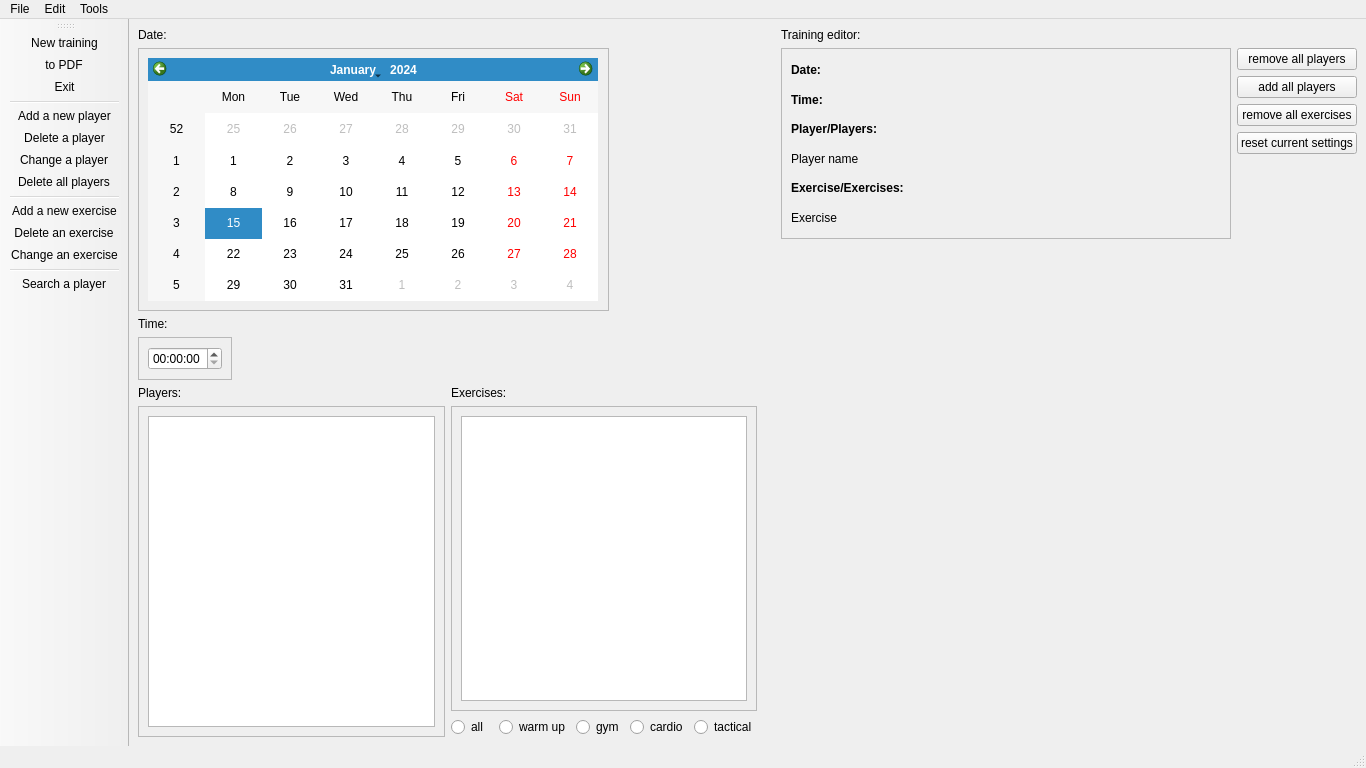
Old version of the form BVB_Manager/bvb_manager.ui in the repository Sautenko-Andrey/BVB_Manager.
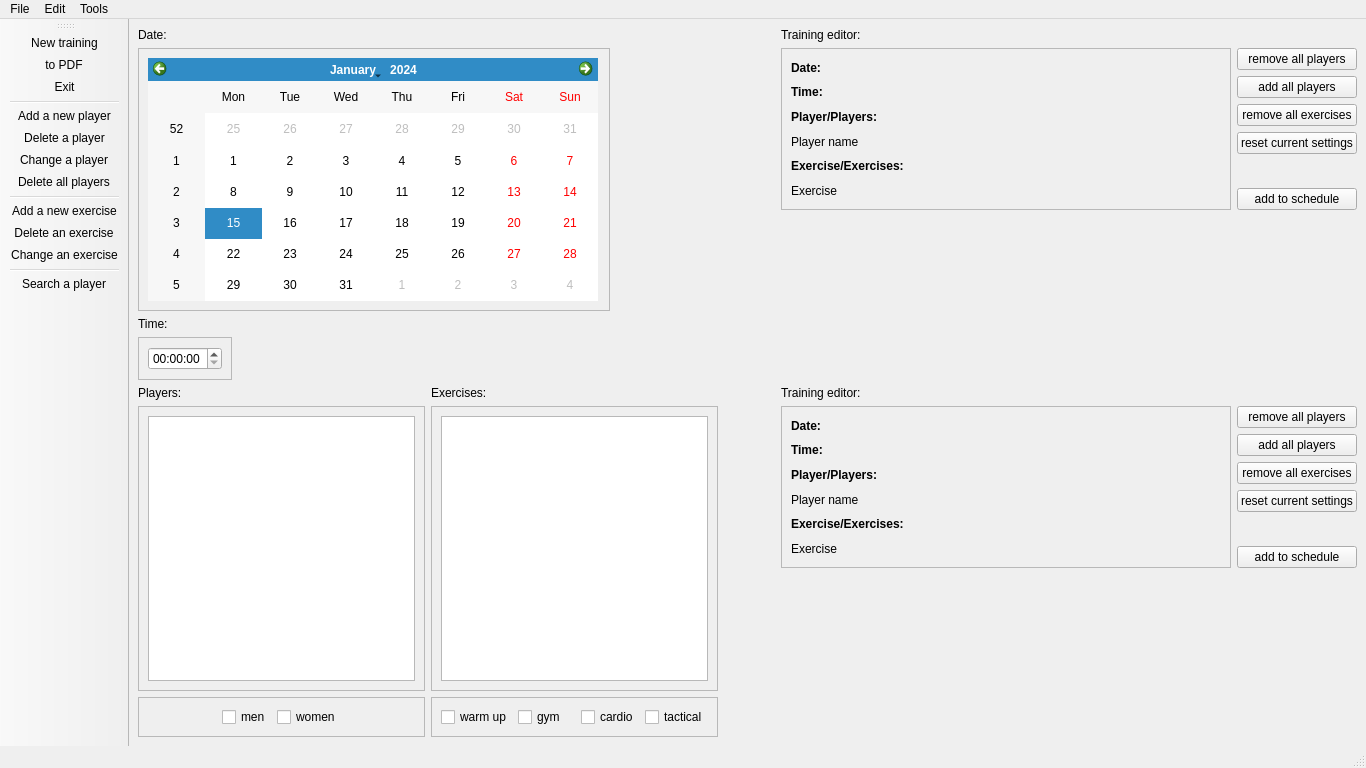
New version of the form. Icons and pictures are not drawn.

Commit message: add selection tools for players and exercises lists. Changed editor view.

```diff
--- a/BVB_Manager/bvb_manager.ui
+++ b/BVB_Manager/bvb_manager.ui
@@ -14,13 +14,13 @@
    <string>BVB_Manager</string>
   </property>
   <widget class="QWidget" name="centralwidget">
-   <layout class="QHBoxLayout" name="horizontalLayout_8">
+   <layout class="QHBoxLayout" name="horizontalLayout_11">
     <item>
-     <layout class="QHBoxLayout" name="horizontalLayout_7">
+     <layout class="QHBoxLayout" name="horizontalLayout_10">
       <item>
-       <layout class="QVBoxLayout" name="verticalLayout_12">
+       <layout class="QVBoxLayout" name="verticalLayout_16">
         <item>
-         <layout class="QHBoxLayout" name="horizontalLayout_5">
+         <layout class="QHBoxLayout" name="horizontalLayout_3">
           <item>
            <layout class="QVBoxLayout" name="verticalLayout_15">
             <item>
@@ -114,7 +114,7 @@
             </property>
             <property name="sizeHint" stdset="0">
              <size>
-              <width>148</width>
+              <width>108</width>
               <height>20</height>
              </size>
             </property>
@@ -123,7 +123,7 @@
          </layout>
         </item>
         <item>
-         <layout class="QHBoxLayout" name="horizontalLayout_6">
+         <layout class="QHBoxLayout" name="horizontalLayout_8">
           <item>
            <layout class="QVBoxLayout" name="verticalLayout_13">
             <item>
@@ -154,6 +154,62 @@
               </layout>
              </widget>
             </item>
+            <item>
+             <widget class="QFrame" name="frame_7">
+              <property name="frameShape">
+               <enum>QFrame::StyledPanel</enum>
+              </property>
+              <property name="frameShadow">
+               <enum>QFrame::Raised</enum>
+              </property>
+              <layout class="QHBoxLayout" name="horizontalLayout_7">
+               <item>
+                <layout class="QHBoxLayout" name="horizontalLayout_5">
+                 <item>
+                  <spacer name="horizontalSpacer_4">
+                   <property name="orientation">
+                    <enum>Qt::Horizontal</enum>
+                   </property>
+                   <property name="sizeHint" stdset="0">
+                    <size>
+                     <width>40</width>
+                     <height>20</height>
+                    </size>
+                   </property>
+                  </spacer>
+                 </item>
+                 <item>
+                  <widget class="QCheckBox" name="menCheckBox">
+                   <property name="text">
+                    <string>men</string>
+                   </property>
+                  </widget>
+                 </item>
+                 <item>
+                  <widget class="QCheckBox" name="womenCheckBox">
+                   <property name="text">
+                    <string>women</string>
+                   </property>
+                  </widget>
+                 </item>
+                 <item>
+                  <spacer name="horizontalSpacer_5">
+                   <property name="orientation">
+                    <enum>Qt::Horizontal</enum>
+                   </property>
+                   <property name="sizeHint" stdset="0">
+                    <size>
+                     <width>40</width>
+                     <height>20</height>
+                    </size>
+                   </property>
+                  </spacer>
+                 </item>
+                </layout>
+               </item>
+              </layout>
+             </widget>
+            </item>
            </layout>
           </item>
           <item>
@@ -187,43 +243,48 @@
              </widget>
             </item>
             <item>
-             <layout class="QHBoxLayout" name="horizontalLayout_3">
-              <item>
-               <widget class="QRadioButton" name="allExercisesRadioButton">
-                <property name="text">
-                 <string>all</string>
-                </property>
-               </widget>
-              </item>
-              <item>
-               <widget class="QRadioButton" name="warmUpExercisesRadioButton">
-                <property name="text">
-                 <string>warm up</string>
-                </property>
-               </widget>
-              </item>
-              <item>
-               <widget class="QRadioButton" name="gymExercisesRadioButton">
-                <property name="text">
-                 <string>gym</string>
-                </property>
-               </widget>
-              </item>
-              <item>
-               <widget class="QRadioButton" name="cardioExercisesRadioButton">
-                <property name="text">
-                 <string>cardio</string>
-                </property>
-               </widget>
-              </item>
-              <item>
-               <widget class="QRadioButton" name="tacticalexercisesRadioButton">
-                <property name="text">
-                 <string>tactical</string>
-                </property>
-               </widget>
-              </item>
-             </layout>
+             <widget class="QFrame" name="frame_6">
+              <property name="frameShape">
+               <enum>QFrame::StyledPanel</enum>
+              </property>
+              <property name="frameShadow">
+               <enum>QFrame::Raised</enum>
+              </property>
+              <layout class="QVBoxLayout" name="verticalLayout_12">
+               <item>
+                <layout class="QHBoxLayout" name="horizontalLayout_6">
+                 <item>
+                  <widget class="QCheckBox" name="warmUpCheckBox">
+                   <property name="text">
+                    <string>warm up</string>
+                   </property>
+                  </widget>
+                 </item>
+                 <item>
+                  <widget class="QCheckBox" name="gymCheckBox">
+                   <property name="text">
+                    <string>gym</string>
+                   </property>
+                  </widget>
+                 </item>
+                 <item>
+                  <widget class="QCheckBox" name="cardioCheckBox">
+                   <property name="text">
+                    <string>cardio</string>
+                   </property>
+                  </widget>
+                 </item>
+                 <item>
+                  <widget class="QCheckBox" name="tacticalCheckBox">
+                   <property name="text">
+                    <string>tactical</string>
+                   </property>
+                  </widget>
+                 </item>
+                </layout>
+               </item>
+              </layout>
+             </widget>
             </item>
            </layout>
           </item>
@@ -245,9 +306,9 @@
        </spacer>
       </item>
       <item>
-       <layout class="QVBoxLayout" name="verticalLayout_11">
+       <layout class="QVBoxLayout" name="verticalLayout_21">
         <item>
-         <layout class="QVBoxLayout" name="verticalLayout_7">
+         <layout class="QVBoxLayout" name="verticalLayout_19">
           <item>
            <widget class="QLabel" name="label_4">
             <property name="text">
@@ -267,7 +328,7 @@
               </property>
               <property name="maximumSize">
                <size>
-                <width>16777215</width>
+                <width>450</width>
                 <height>500</height>
                </size>
               </property>
@@ -374,6 +435,217 @@
             <item>
              <layout class="QVBoxLayout" name="verticalLayout_10">
               <item>
+               <layout class="QVBoxLayout" name="verticalLayout_11">
+                <item>
+                 <widget class="QPushButton" name="removeAllPlayersButton_2">
+                  <property name="text">
+                   <string>remove all players</string>
+                  </property>
+                 </widget>
+                </item>
+                <item>
+                 <widget class="QPushButton" name="addAllPlayersButton_2">
+                  <property name="text">
+                   <string>add all players</string>
+                  </property>
+                 </widget>
+                </item>
+                <item>
+                 <widget class="QPushButton" name="removeAllExercisesButton_2">
+                  <property name="text">
+                   <string>remove all exercises</string>
+                  </property>
+                 </widget>
+                </item>
+                <item>
+                 <widget class="QPushButton" name="resetCurrentSettingButton_2">
+                  <property name="text">
+                   <string>reset current settings</string>
+                  </property>
+                 </widget>
+                </item>
+               </layout>
+              </item>
+              <item>
+               <spacer name="verticalSpacer_5">
+                <property name="orientation">
+                 <enum>Qt::Vertical</enum>
+                </property>
+                <property name="sizeHint" stdset="0">
+                 <size>
+                  <width>20</width>
+                  <height>28</height>
+                 </size>
+                </property>
+               </spacer>
+              </item>
+              <item>
+               <widget class="QPushButton" name="addToscheduleButton_2">
+                <property name="text">
+                 <string>add to schedule</string>
+                </property>
+               </widget>
+              </item>
+             </layout>
+            </item>
+           </layout>
+          </item>
+         </layout>
+        </item>
+        <item>
+         <spacer name="verticalSpacer_4">
+          <property name="orientation">
+           <enum>Qt::Vertical</enum>
+          </property>
+          <property name="sizeHint" stdset="0">
+           <size>
+            <width>20</width>
+            <height>38</height>
+           </size>
+          </property>
+         </spacer>
+        </item>
+        <item>
+         <layout class="QVBoxLayout" name="verticalLayout_20">
+          <item>
+           <widget class="QLabel" name="label_12">
+            <property name="text">
+             <string>Training editor:</string>
+            </property>
+           </widget>
+          </item>
+          <item>
+           <layout class="QHBoxLayout" name="horizontalLayout_9">
+            <item>
+             <widget class="QScrollArea" name="scrollArea">
+              <property name="minimumSize">
+               <size>
+                <width>450</width>
+                <height>154</height>
+               </size>
+              </property>
+              <property name="widgetResizable">
+               <bool>true</bool>
+              </property>
+              <widget class="QWidget" name="scrollAreaWidgetContents">
+               <property name="geometry">
+                <rect>
+                 <x>0</x>
+                 <y>0</y>
+                 <width>448</width>
+                 <height>185</height>
+                </rect>
+               </property>
+               <layout class="QVBoxLayout" name="verticalLayout_18">
+                <item>
+                 <layout class="QVBoxLayout" name="verticalLayout_17">
+                  <item>
+                   <widget class="QLabel" name="dateSelectedLabel_2">
+                    <property name="minimumSize">
+                     <size>
+                      <width>150</width>
+                      <height>0</height>
+                     </size>
+                    </property>
+                    <property name="font">
+                     <font>
+                      <bold>true</bold>
+                     </font>
+                    </property>
+                    <property name="text">
+                     <string>Date:</string>
+                    </property>
+                   </widget>
+                  </item>
+                  <item>
+                   <widget class="QLabel" name="timeSelectedLabel_2">
+                    <property name="minimumSize">
+                     <size>
+                      <width>150</width>
+                      <height>0</height>
+                     </size>
+                    </property>
+                    <property name="font">
+                     <font>
+                      <bold>true</bold>
+                     </font>
+                    </property>
+                    <property name="text">
+                     <string>Time:</string>
+                    </property>
+                   </widget>
+                  </item>
+                  <item>
+                   <widget class="QLabel" name="testLabel3">
+                    <property name="minimumSize">
+                     <size>
+                      <width>150</width>
+                      <height>0</height>
+                     </size>
+                    </property>
+                    <property name="font">
+                     <font>
+                      <bold>true</bold>
+                     </font>
+                    </property>
+                    <property name="text">
+                     <string>Player/Players:</string>
+                    </property>
+                   </widget>
+                  </item>
+                  <item>
+                   <widget class="QLabel" name="playerNameLabel_2">
+                    <property name="minimumSize">
+                     <size>
+                      <width>150</width>
+                      <height>0</height>
+                     </size>
+                    </property>
+                    <property name="text">
+                     <string>Player name</string>
+                    </property>
+                   </widget>
+                  </item>
+                  <item>
+                   <widget class="QLabel" name="label_10">
+                    <property name="minimumSize">
+                     <size>
+                      <width>150</width>
+                      <height>0</height>
+                     </size>
+                    </property>
+                    <property name="font">
+                     <font>
+                      <bold>true</bold>
+                     </font>
+                    </property>
+                    <property name="text">
+                     <string>Exercise/Exercises:</string>
+                    </property>
+                   </widget>
+                  </item>
+                  <item>
+                   <widget class="QLabel" name="exerciseLabel_2">
+                    <property name="minimumSize">
+                     <size>
+                      <width>150</width>
+                      <height>0</height>
+                     </size>
+                    </property>
+                    <property name="text">
+                     <string>Exercise</string>
+                    </property>
+                   </widget>
+                  </item>
+                 </layout>
+                </item>
+               </layout>
+              </widget>
+             </widget>
+            </item>
+            <item>
+             <layout class="QVBoxLayout" name="verticalLayout_7">
+              <item>
                <layout class="QVBoxLayout" name="verticalLayout_8">
                 <item>
                  <widget class="QPushButton" name="removeAllPlayersButton">
@@ -413,11 +685,18 @@
                 <property name="sizeHint" stdset="0">
                  <size>
                   <width>20</width>
-                  <height>18</height>
+                  <height>28</height>
                  </size>
                 </property>
                </spacer>
               </item>
+              <item>
+               <widget class="QPushButton" name="addToscheduleButton">
+                <property name="text">
+                 <string>add to schedule</string>
+                </property>
+               </widget>
+              </item>
              </layout>
             </item>
            </layout>
@@ -425,14 +704,14 @@
          </layout>
         </item>
         <item>
-         <spacer name="verticalSpacer_4">
+         <spacer name="verticalSpacer">
           <property name="orientation">
            <enum>Qt::Vertical</enum>
           </property>
           <property name="sizeHint" stdset="0">
            <size>
             <width>20</width>
-            <height>498</height>
+            <height>68</height>
            </size>
           </property>
          </spacer>
```
The commit also changes 6 other files.
